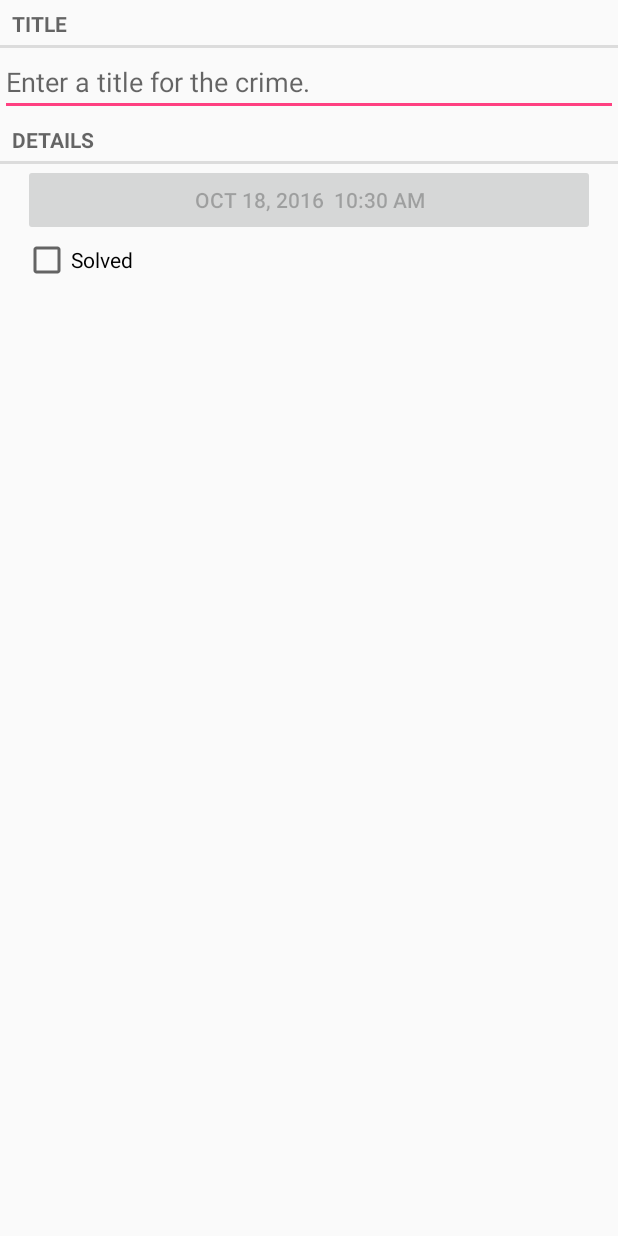
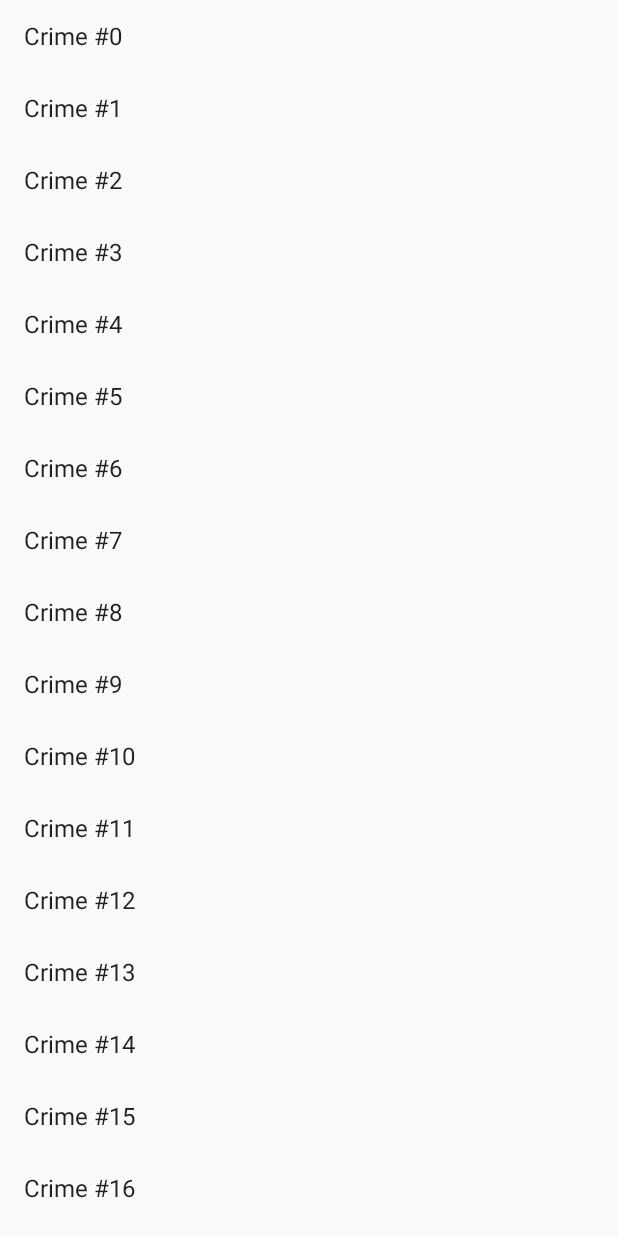
Before and after one commit to andyalam/android-playground, an Android app: the screen it shows after launch (CrimeActivity before the commit, CrimeListActivity after it), on a phone screen of 412 x 824 dp. Run offline under Robolectric (Android 15) with nearby library versions, the phone set to English and light mode, and no system bars.

Commit message:
crimelist recyclerview/adapter/viewholder

```diff
--- a/CriminalIntent/app/build.gradle
+++ b/CriminalIntent/app/build.gradle
@@ -28,4 +28,5 @@ dependencies {
     compile 'com.android.support:design:24.2.1'
     testCompile 'junit:junit:4.12'
     compile 'com.android.support:support-v4:24.2.1'
+    compile 'com.android.support:recyclerview-v7:24.2.1'
 }
--- a/CriminalIntent/app/src/main/AndroidManifest.xml
+++ b/CriminalIntent/app/src/main/AndroidManifest.xml
@@ -9,14 +9,17 @@
         android:supportsRtl="true"
         android:theme="@style/AppTheme">
         <activity
+            android:name=".CrimeListActivity"
+            android:label="@string/app_name">
+            <intent-filter>
+                <action android:name="android.intent.action.MAIN" />
+                <category android:name="android.intent.category.LAUNCHER" />
+            </intent-filter>
+        </activity>
+        <activity
             android:name=".CrimeActivity"
             android:label="@string/app_name"
             android:theme="@style/AppTheme.NoActionBar">
-            <intent-filter>
-                <action android:name="android.intent.action.MAIN" />
-
-                <category android:name="android.intent.category.LAUNCHER" />
-            </intent-filter>
         </activity>
     </application>
 
--- a/CriminalIntent/app/src/main/java/com/example/andy/criminalintent/CrimeListFragment.java
+++ b/CriminalIntent/app/src/main/java/com/example/andy/criminalintent/CrimeListFragment.java
@@ -1,8 +1,80 @@
 package com.example.andy.criminalintent;
 
 
+import android.os.Bundle;
 import android.support.v4.app.Fragment;
+import android.support.v7.widget.LinearLayoutManager;
+import android.support.v7.widget.RecyclerView;
+import android.text.Layout;
+import android.view.LayoutInflater;
+import android.view.View;
+import android.view.ViewGroup;
+import android.widget.TextView;
+
+import java.util.List;
 
 public class CrimeListFragment extends Fragment {
+    private RecyclerView mCrimeRecyclerView;
+    private CrimeAdapter mAdapter;
 
+    @Override
+    public View onCreateView(LayoutInflater inflater, ViewGroup container,
+                             Bundle savedInstanceState) {
+        View view = inflater.inflate(R.layout.fragment_crime_list, container, false);
+
+        mCrimeRecyclerView = (RecyclerView) view.findViewById(R.id.crime_recycler_view);
+        mCrimeRecyclerView.setLayoutManager(new LinearLayoutManager(getActivity()));
+
+        updateUI();
+
+        return view;
+    }
+
+    private void updateUI() {
+        CrimeLab crimeLab = CrimeLab.get(getActivity());
+        List<Crime> crimes = crimeLab.getCrimes();
+
+        mAdapter = new CrimeAdapter(crimes);
+        mCrimeRecyclerView.setAdapter(mAdapter);
+    }
+
+
+    // ViewHolder
+    private class CrimeHolder extends RecyclerView.ViewHolder {
+        public TextView mTitleTextView;
+
+        public CrimeHolder(View itemView) {
+            super(itemView);
+            mTitleTextView = (TextView) itemView;
+        }
+    }
+
+    // Adapter
+    private class CrimeAdapter extends RecyclerView.Adapter<CrimeHolder> {
+        private List<Crime> mCrimes;
+
+        public CrimeAdapter(List<Crime> crimes) {
+            mCrimes = crimes;
+        }
+
+        // grab view and wrap it in the viewholder
+        @Override
+        public CrimeHolder onCreateViewHolder(ViewGroup parent, int viewType) {
+            LayoutInflater layoutInflater = LayoutInflater.from(getActivity());
+            View view = layoutInflater.inflate(android.R.layout.simple_list_item_1, parent, false);
+            return new CrimeHolder(view);
+        }
+
+        // bind view to model
+        @Override
+        public void onBindViewHolder(CrimeHolder holder, int position) {
+            Crime crime = mCrimes.get(position);
+            holder.mTitleTextView.setText(crime.getTitle());
+        }
+
+        @Override
+        public int getItemCount() {
+            return mCrimes.size();
+        }
+    }
 }
--- /dev/null
+++ b/CriminalIntent/app/src/main/res/layout/fragment_crime_list.xml
@@ -0,0 +1,6 @@
+<?xml version="1.0" encoding="utf-8"?>
+<android.support.v7.widget.RecyclerView
+    xmlns:android="http://schemas.android.com/apk/res/android"
+    android:id="@+id/crime_recycler_view"
+    android:layout_width="match_parent"
+    android:layout_height="match_parent"/>
```
